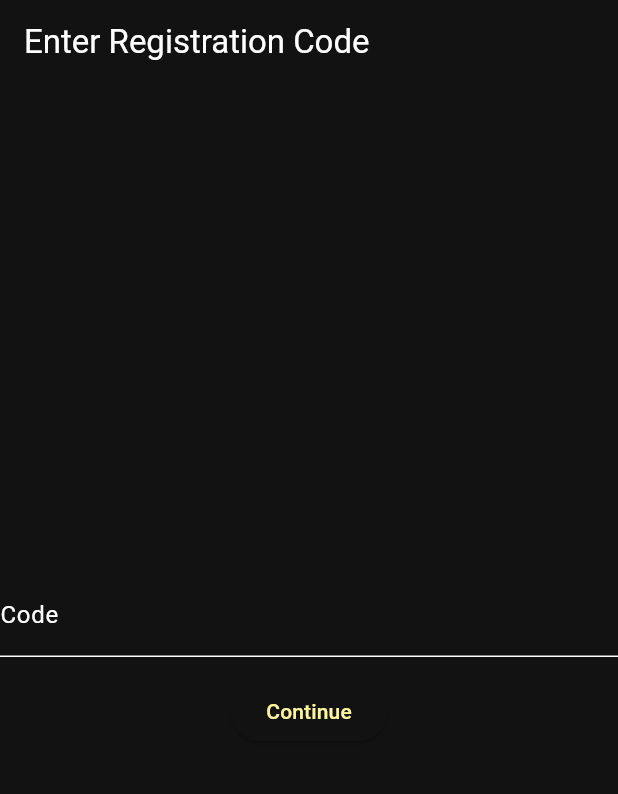
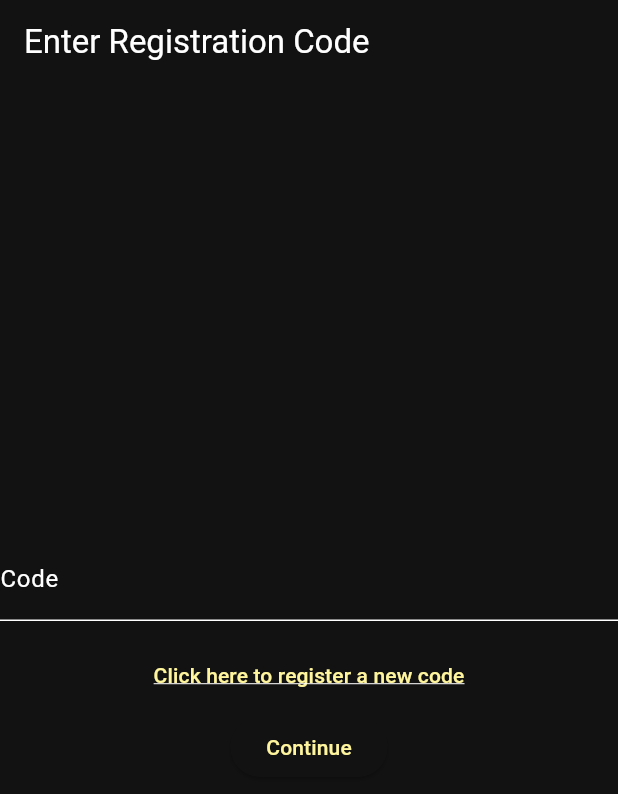
Before and after one commit to acmnuceskhi/acm_activity_comic_game_frontend, a Flutter app: the screen it shows after launch, on a phone screen of 412 x 824 dp. Shown: the top 794 px of the screen. Run offline on Flutter 3.47's test engine with Material 3 defaults, Android fonts, the phone set to English and light mode, and no system bars; our stand-ins replace shared_preferences; missing offline and left inert: dart:html.

Commit message:
Registration link added

```diff
--- a/lib/screens/code_entry_page.dart
+++ b/lib/screens/code_entry_page.dart
@@ -1,5 +1,6 @@
 import 'package:flutter/material.dart';
 import 'package:provider/provider.dart';
+import 'package:url_launcher/url_launcher.dart';
 import '../services/functions_api.dart';
 import '../services/app_state.dart';
 import '../services/music_player.dart';
@@ -116,6 +117,17 @@ class _CodeEntryPageState extends State<CodeEntryPage> {
               ),
             ),
             const SizedBox(height: 12),
+            TextButton(
+              child: const Text(
+                'Click here to register a new code',
+                style: TextStyle(decoration: TextDecoration.underline),
+              ),
+              onPressed: () async {
+                // open registration URL
+                Uri url = Uri.parse('https://www.activities.acmnuceskhi.com/');
+                await launchUrl(url);
+              },
+            ),
             ElevatedButton(
               onPressed: _loading ? null : _submit,
               child: _loading
--- a/pubspec.yaml
+++ b/pubspec.yaml
@@ -38,6 +38,7 @@ dependencies:
   http: ^1.5.0
   provider: ^6.0.5
   shared_preferences: ^2.2.0
+  url_launcher: ^6.3.2
 
 dev_dependencies:
   flutter_test:
```
Also changed, not shown: pubspec.lock, 5 other files.
